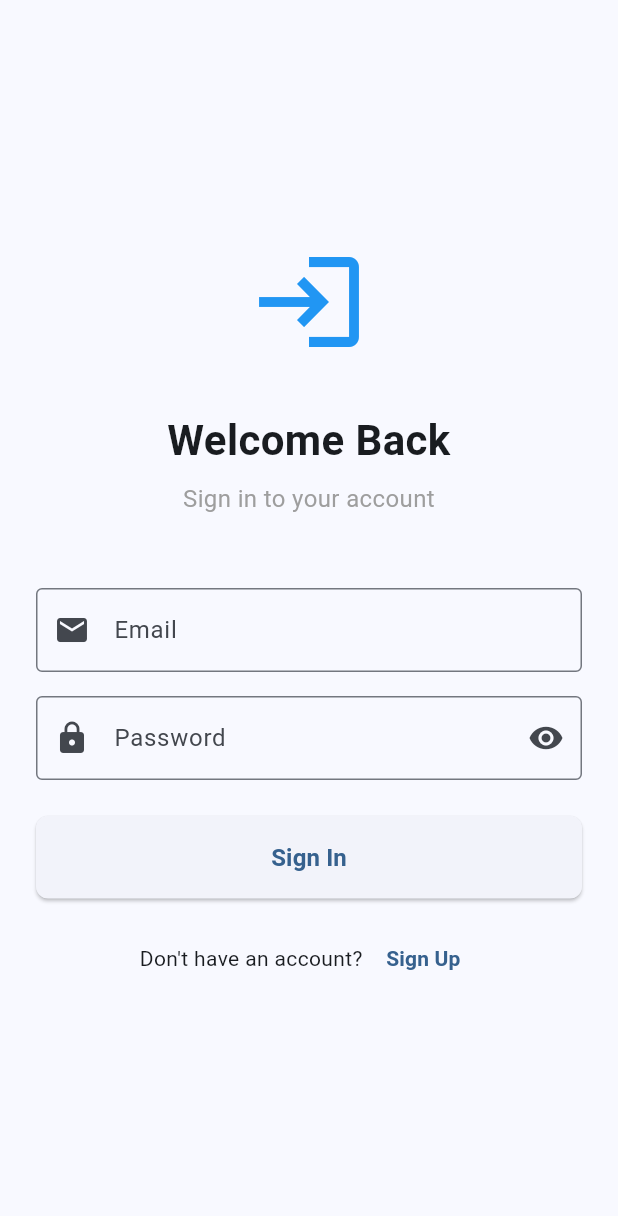
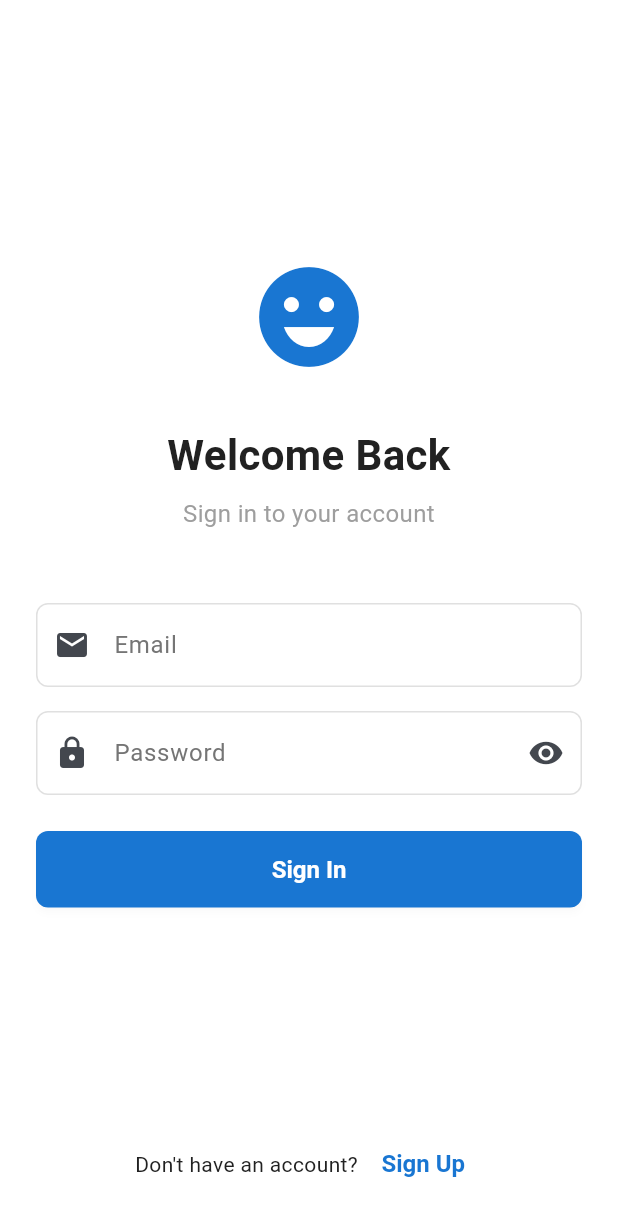
Before and after one commit to HaShiRaMaReiZo/Flutter_Laravel, a Flutter app: the screen it shows after launch, on a phone screen of 412 x 824 dp. Shown: the top 1216 px of the screen. Run offline on Flutter 3.47's test engine with Material 3 defaults, Android fonts, the phone set to English and light mode, and no system bars; our stand-ins replace flutter_bloc, freezed_annotation, shared_preferences.

Commit message:
Frontend

```diff
--- /dev/null
+++ b/flutter_frontend/lib/core/theme/app_colors.dart
@@ -0,0 +1,111 @@
+import 'package:flutter/material.dart';
+
+/// App Color Palette
+///
+/// This file contains all the colors used throughout the application.
+/// Using a centralized color system ensures consistency and makes it easy
+/// to update the app's theme in the future.
+class AppColors {
+  // Private constructor to prevent instantiation
+  AppColors._();
+
+  // Primary Colors
+  static const Color primary = Color(0xFF1976D2); // Dark Blue
+  static const Color primaryDark = Color(0xFF0D47A1); // Darker Blue
+  static const Color primaryLight = Color(0xFF42A5F5); // Lighter Blue
+
+  // Neutral Colors
+  static const Color black = Color(0xFF000000);
+  static const Color white = Color(0xFFFFFFFF);
+  static const Color grey = Color(0xFF9E9E9E);
+  static const Color greyLight = Color(0xFFE0E0E0);
+  static const Color greyDark = Color(0xFF424242);
+
+  // Background Colors
+  static const Color background = Color(0xFFFAFAFA); // Light greyish-white
+  static const Color surface = Color(0xFFFFFFFF);
+  static const Color surfaceVariant = Color(0xFFF5F5F5);
+
+  // Text Colors
+  static const Color textPrimary = Color(0xFF212121); // Dark grey/black
+  static const Color textSecondary = Color(0xFF757575); // Medium grey
+  static const Color textHint = Color(0xFFBDBDBD); // Light grey
+
+  // Status Colors
+  static const Color success = Color(0xFF4CAF50); // Green
+  static const Color error = Color(0xFFF44336); // Red
+  static const Color warning = Color(0xFFFF9800); // Orange
+  static const Color info = Color(0xFF2196F3); // Blue
+
+  // Button Colors
+  static const Color buttonPrimary = primary;
+  static const Color buttonSecondary = grey;
+  static const Color buttonDisabled = Color(0xFFE0E0E0);
+
+  // Border Colors
+  static const Color border = Color(0xFFE0E0E0);
+  static const Color borderFocus = primary;
+  static const Color borderError = error;
+
+  // Icon Colors
+  static const Color iconPrimary = textPrimary;
+  static const Color iconSecondary = textSecondary;
+  static const Color iconDisabled = textHint;
+
+  // Divider Colors
+  static const Color divider = Color(0xFFE0E0E0);
+  static const Color dividerLight = Color(0xFFF0F0F0);
+
+  // Shadow Colors
+  static const Color shadow = Color(0x1A000000); // 10% black opacity
+  static const Color shadowLight = Color(0x0D000000); // 5% black opacity
+
+  // Gradient Colors
+  static const LinearGradient primaryGradient = LinearGradient(
+    begin: Alignment.topLeft,
+    end: Alignment.bottomRight,
+    colors: [primary, primaryDark],
+  );
+
+  static const LinearGradient backgroundGradient = LinearGradient(
+    begin: Alignment.topCenter,
+    end: Alignment.bottomCenter,
+    colors: [background, surface],
+  );
+
+  // Material Color Swatches
+  static const MaterialColor primarySwatch =
+      MaterialColor(0xFF1976D2, <int, Color>{
+        50: Color(0xFFE3F2FD),
+        100: Color(0xFFBBDEFB),
+        200: Color(0xFF90CAF9),
+        300: Color(0xFF64B5F6),
+        400: Color(0xFF42A5F5),
+        500: Color(0xFF2196F3),
+        600: Color(0xFF1E88E5),
+        700: Color(0xFF1976D2),
+        800: Color(0xFF1565C0),
+        900: Color(0xFF0D47A1),
+      });
+
+  static const MaterialColor greySwatch =
+      MaterialColor(0xFF9E9E9E, <int, Color>{
+        50: Color(0xFFFAFAFA),
+        100: Color(0xFFF5F5F5),
+        200: Color(0xFFEEEEEE),
+        300: Color(0xFFE0E0E0),
+        400: Color(0xFFBDBDBD),
+        500: Color(0xFF9E9E9E),
+        600: Color(0xFF757575),
+        700: Color(0xFF616161),
+        800: Color(0xFF424242),
+        900: Color(0xFF212121),
+      });
+}
+
+/// Extension to easily access colors with opacity
+extension AppColorsExtension on AppColors {
+  static Color withOpacity(Color color, double opacity) {
+    return color.withOpacity(opacity);
+  }
+}
--- /dev/null
+++ b/flutter_frontend/lib/core/theme/app_theme.dart
@@ -0,0 +1,268 @@
+import 'package:flutter/material.dart';
+import 'app_colors.dart';
+
+/// App Theme Configuration
+///
+/// This file defines the overall theme for the application using the
+/// centralized color palette from AppColors.
+class AppTheme {
+  // Private constructor to prevent instantiation
+  AppTheme._();
+
+  /// Light Theme Configuration
+  static ThemeData get lightTheme {
+    return ThemeData(
+      useMaterial3: true,
+
+      // Color Scheme
+      colorScheme: ColorScheme.fromSeed(
+        seedColor: AppColors.primary,
+        brightness: Brightness.light,
+        primary: AppColors.primary,
+        secondary: AppColors.grey,
+        surface: AppColors.surface,
+        background: AppColors.background,
+        error: AppColors.error,
+        onPrimary: AppColors.white,
+        onSecondary: AppColors.white,
+        onSurface: AppColors.textPrimary,
+        onBackground: AppColors.textPrimary,
+        onError: AppColors.white,
+      ),
+
+      // App Bar Theme
+      appBarTheme: const AppBarTheme(
+        backgroundColor: AppColors.surface,
+        foregroundColor: AppColors.textPrimary,
+        elevation: 0,
+        centerTitle: true,
+        titleTextStyle: TextStyle(
+          color: AppColors.textPrimary,
+          fontSize: 20,
+          fontWeight: FontWeight.w600,
+        ),
+      ),
+
+      // Card Theme
+      cardTheme: CardThemeData(
+        color: AppColors.surface,
+        elevation: 2,
+        shadowColor: AppColors.shadow,
+        shape: RoundedRectangleBorder(borderRadius: BorderRadius.circular(12)),
+      ),
+
+      // Elevated Button Theme
+      elevatedButtonTheme: ElevatedButtonThemeData(
+        style: ElevatedButton.styleFrom(
+          backgroundColor: AppColors.buttonPrimary,
+          foregroundColor: AppColors.white,
+          disabledBackgroundColor: AppColors.buttonDisabled,
+          disabledForegroundColor: AppColors.textHint,
+          elevation: 2,
+          shadowColor: AppColors.shadow,
+          shape: RoundedRectangleBorder(borderRadius: BorderRadius.circular(8)),
+          padding: const EdgeInsets.symmetric(horizontal: 24, vertical: 12),
+          textStyle: const TextStyle(fontSize: 16, fontWeight: FontWeight.w600),
+        ),
+      ),
+
+      // Text Button Theme
+      textButtonTheme: TextButtonThemeData(
+        style: TextButton.styleFrom(
+          foregroundColor: AppColors.primary,
+          textStyle: const TextStyle(fontSize: 16, fontWeight: FontWeight.w600),
+        ),
+      ),
+
+      // Outlined Button Theme
+      outlinedButtonTheme: OutlinedButtonThemeData(
+        style: OutlinedButton.styleFrom(
+          foregroundColor: AppColors.primary,
+          side: const BorderSide(color: AppColors.border),
+          shape: RoundedRectangleBorder(borderRadius: BorderRadius.circular(8)),
+          padding: const EdgeInsets.symmetric(horizontal: 24, vertical: 12),
+          textStyle: const TextStyle(fontSize: 16, fontWeight: FontWeight.w600),
+        ),
+      ),
+
+      // Input Decoration Theme
+      inputDecorationTheme: InputDecorationTheme(
+        filled: true,
+        fillColor: AppColors.surface,
+        border: OutlineInputBorder(
+          borderRadius: BorderRadius.circular(8),
+          borderSide: const BorderSide(color: AppColors.border),
+        ),
+        enabledBorder: OutlineInputBorder(
+          borderRadius: BorderRadius.circular(8),
+          borderSide: const BorderSide(color: AppColors.border),
+        ),
+        focusedBorder: OutlineInputBorder(
+          borderRadius: BorderRadius.circular(8),
+          borderSide: const BorderSide(color: AppColors.borderFocus, width: 2),
+        ),
+        errorBorder: OutlineInputBorder(
+          borderRadius: BorderRadius.circular(8),
+          borderSide: const BorderSide(color: AppColors.borderError),
+        ),
+        focusedErrorBorder: OutlineInputBorder(
+          borderRadius: BorderRadius.circular(8),
+          borderSide: const BorderSide(color: AppColors.borderError, width: 2),
+        ),
+        contentPadding: const EdgeInsets.symmetric(
+          horizontal: 16,
+          vertical: 16,
+        ),
+        labelStyle: const TextStyle(
+          color: AppColors.textSecondary,
+          fontSize: 16,
+        ),
+        hintStyle: const TextStyle(color: AppColors.textHint, fontSize: 16),
+        errorStyle: const TextStyle(color: AppColors.error, fontSize: 12),
+      ),
+
+      // Text Theme
+      textTheme: const TextTheme(
+        displayLarge: TextStyle(
+          color: AppColors.textPrimary,
+          fontSize: 32,
+          fontWeight: FontWeight.bold,
+        ),
+        displayMedium: TextStyle(
+          color: AppColors.textPrimary,
+          fontSize: 28,
+          fontWeight: FontWeight.bold,
+        ),
+        displaySmall: TextStyle(
+          color: AppColors.textPrimary,
+          fontSize: 24,
+          fontWeight: FontWeight.bold,
+        ),
+        headlineLarge: TextStyle(
+          color: AppColors.textPrimary,
+          fontSize: 22,
+          fontWeight: FontWeight.w600,
+        ),
+        headlineMedium: TextStyle(
+          color: AppColors.textPrimary,
+          fontSize: 20,
+          fontWeight: FontWeight.w600,
+        ),
+        headlineSmall: TextStyle(
+          color: AppColors.textPrimary,
+          fontSize: 18,
+          fontWeight: FontWeight.w600,
+        ),
+        titleLarge: TextStyle(
+          color: AppColors.textPrimary,
+          fontSize: 16,
+          fontWeight: FontWeight.w600,
+        ),
+        titleMedium: TextStyle(
+          color: AppColors.textPrimary,
+          fontSize: 14,
+          fontWeight: FontWeight.w600,
+        ),
+        titleSmall: TextStyle(
+          color: AppColors.textPrimary,
+          fontSize: 12,
+          fontWeight: FontWeight.w600,
+        ),
+        bodyLarge: TextStyle(
+          color: AppColors.textPrimary,
+          fontSize: 16,
+          fontWeight: FontWeight.normal,
+        ),
+        bodyMedium: TextStyle(
+          color: AppColors.textPrimary,
+          fontSize: 14,
+          fontWeight: FontWeight.normal,
+        ),
+        bodySmall: TextStyle(
+          color: AppColors.textSecondary,
+          fontSize: 12,
+          fontWeight: FontWeight.normal,
+        ),
+        labelLarge: TextStyle(
+          color: AppColors.textPrimary,
+          fontSize: 14,
+          fontWeight: FontWeight.w500,
+        ),
+        labelMedium: TextStyle(
+          color: AppColors.textSecondary,
+          fontSize: 12,
+          fontWeight: FontWeight.w500,
+        ),
+        labelSmall: TextStyle(
+          color: AppColors.textHint,
+          fontSize: 10,
+          fontWeight: FontWeight.w500,
+        ),
+      ),
+
+      // Icon Theme
+      iconTheme: const IconThemeData(color: AppColors.iconPrimary, size: 24),
+
+      // Divider Theme
+      dividerTheme: const DividerThemeData(
+        color: AppColors.divider,
+        thickness: 1,
+        space: 1,
+      ),
+
+      // Snackbar Theme
+      snackBarTheme: SnackBarThemeData(
+        backgroundColor: AppColors.textPrimary,
+        contentTextStyle: const TextStyle(color: AppColors.white, fontSize: 14),
+        shape: RoundedRectangleBorder(borderRadius: BorderRadius.circular(8)),
+        behavior: SnackBarBehavior.floating,
+      ),
+
+      // Progress Indicator Theme
+      progressIndicatorTheme: const ProgressIndicatorThemeData(
+        color: AppColors.primary,
+        linearTrackColor: AppColors.greyLight,
+        circularTrackColor: AppColors.greyLight,
+      ),
+
+      // Bottom Navigation Bar Theme
+      bottomNavigationBarTheme: const BottomNavigationBarThemeData(
+        backgroundColor: AppColors.surface,
+        selectedItemColor: AppColors.primary,
+        unselectedItemColor: AppColors.textSecondary,
+        type: BottomNavigationBarType.fixed,
+        elevation: 8,
+      ),
+
+      // Floating Action Button Theme
+      floatingActionButtonTheme: const FloatingActionButtonThemeData(
+        backgroundColor: AppColors.primary,
+        foregroundColor: AppColors.white,
+        elevation: 4,
+      ),
+    );
+  }
+
+  /// Dark Theme Configuration (for future use)
+  static ThemeData get darkTheme {
+    return ThemeData(
+      useMaterial3: true,
+      brightness: Brightness.dark,
+
+      colorScheme: ColorScheme.fromSeed(
+        seedColor: AppColors.primary,
+        brightness: Brightness.dark,
+        primary: AppColors.primaryLight,
+        secondary: AppColors.grey,
+        surface: AppColors.greyDark,
+        background: AppColors.black,
+        error: AppColors.error,
+        onPrimary: AppColors.white,
+        onSecondary: AppColors.white,
+        onSurface: AppColors.white,
+        onBackground: AppColors.white,
+        onError: AppColors.white,
+      ),
+    );
+  }
+}
--- a/flutter_frontend/lib/main.dart
+++ b/flutter_frontend/lib/main.dart
@@ -1,6 +1,7 @@
 import 'package:flutter/material.dart';
 import 'package:flutter_bloc/flutter_bloc.dart';
 import 'core/repositories/auth_repository.dart';
+import 'core/theme/app_theme.dart';
 import 'src/Auth/bloc/auth_bloc.dart';
 import 'src/Auth/bloc/auth_event.dart';
 import 'src/Auth/bloc/auth_state.dart';
@@ -26,10 +27,7 @@ class MyApp extends StatelessWidget {
       ],
       child: MaterialApp(
         title: 'Laravel Blog App',
-        theme: ThemeData(
-          colorScheme: ColorScheme.fromSeed(seedColor: Colors.blue),
-          useMaterial3: true,
-        ),
+        theme: AppTheme.lightTheme,
         home: const AuthWrapper(),
         routes: {
           '/login': (context) => const LoginScreen(),
--- a/flutter_frontend/lib/src/Auth/screens/login_screen.dart
+++ b/flutter_frontend/lib/src/Auth/screens/login_screen.dart
@@ -1,5 +1,6 @@
 import 'package:flutter/material.dart';
 import 'package:flutter_bloc/flutter_bloc.dart';
+import '../../../core/theme/app_colors.dart';
 import '../bloc/auth_bloc.dart';
 import '../bloc/auth_event.dart';
 import '../bloc/auth_state.dart';
@@ -50,13 +51,19 @@ class _LoginScreenState extends State<LoginScreen> {
           state.whenOrNull(
             success: (message, user) {
               ScaffoldMessenger.of(context).showSnackBar(
-                SnackBar(content: Text(message), backgroundColor: Colors.green),
+                SnackBar(
+                  content: Text(message),
+                  backgroundColor: AppColors.success,
+                ),
               );
               Navigator.of(context).pushReplacementNamed('/home');
             },
             failure: (message) {
               ScaffoldMessenger.of(context).showSnackBar(
-                SnackBar(content: Text(message), backgroundColor: Colors.red),
+                SnackBar(
+                  content: Text(message),
+                  backgroundColor: AppColors.error,
+                ),
               );
             },
           );
@@ -67,15 +74,26 @@ class _LoginScreenState extends State<LoginScreen> {
             child: Form(
               key: _formKey,
               child: Column(
+                children: [
+                  // Main content - centered
+                  Expanded(
+                    child: Column(
                       mainAxisAlignment: MainAxisAlignment.center,
                       crossAxisAlignment: CrossAxisAlignment.stretch,
                       children: [
                         // Logo or App Title
-                  const Icon(Icons.login, size: 80, color: Colors.blue),
+                        const Icon(
+                          Icons.emoji_emotions,
+                          size: 80,
+                          color: AppColors.primary,
+                        ),
                         const SizedBox(height: 32),
                         const Text(
                           'Welcome Back',
-                    style: TextStyle(fontSize: 28, fontWeight: FontWeight.bold),
+                          style: TextStyle(
+                            fontSize: 28,
+                            fontWeight: FontWeight.bold,
+                          ),
                           textAlign: TextAlign.center,
                         ),
                         const SizedBox(height: 8),
@@ -151,7 +169,9 @@ class _LoginScreenState extends State<LoginScreen> {
                                 orElse: () => _login,
                               ),
                               style: ElevatedButton.styleFrom(
-                          padding: const EdgeInsets.symmetric(vertical: 16),
+                                padding: const EdgeInsets.symmetric(
+                                  vertical: 16,
+                                ),
                                 shape: RoundedRectangleBorder(
                                   borderRadius: BorderRadius.circular(8),
                                 ),
@@ -178,9 +198,11 @@ class _LoginScreenState extends State<LoginScreen> {
                             );
                           },
                         ),
-                  const SizedBox(height: 16),
+                      ],
+                    ),
+                  ),
 
-                  // Register Link
+                  // Register Link - at the bottom
                   Row(
                     mainAxisAlignment: MainAxisAlignment.center,
                     children: [
--- a/flutter_frontend/lib/src/Home/screens/home_screen.dart
+++ b/flutter_frontend/lib/src/Home/screens/home_screen.dart
@@ -1,5 +1,6 @@
 import 'package:flutter/material.dart';
 import 'package:flutter_bloc/flutter_bloc.dart';
+import '../../../core/theme/app_colors.dart';
 import '../../Auth/bloc/auth_bloc.dart';
 import '../../Auth/bloc/auth_event.dart';
 import '../../Auth/bloc/auth_state.dart';
```
Also changed, not shown: 1 other file. Lines whose indentation alone changed are shown as unchanged.
